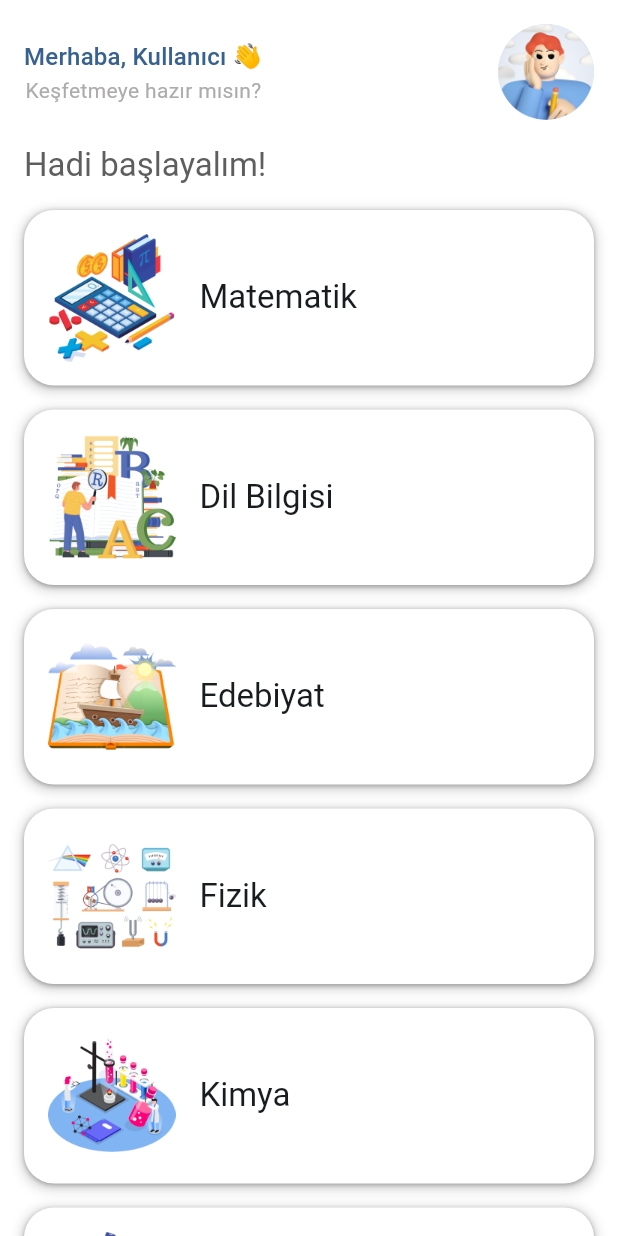
After one commit to Morteza-Rezaei/quizify, a Flutter app: the HomeScreen screen opened directly, on a phone screen of 412 x 824 dp. The commit adds this screen. Run offline on Flutter 3.47's test engine with Material 3 defaults, Android fonts, the phone set to English and light mode, and no system bars; our stand-ins replace dots_indicator, firebase_core, flutter_bloc, google_fonts, shared_preferences; accounts and stored records are empty.

Commit message:
done: Home page ui is done

```diff
--- a/lib/constants/values/colors/app_colors.dart
+++ b/lib/constants/values/colors/app_colors.dart
@@ -3,6 +3,7 @@ import 'package:flutter/material.dart';
 
 class AppColors {
   // neutral colors
+  static const neutral40 = Color(0xFF5F5E5E);
   static const neutral50 = Color(0xFF787777);
   static const neutral70 = Color(0xFFADABAB);
 
--- /dev/null
+++ b/lib/constants/values/paths/home_paths.dart
@@ -0,0 +1,3 @@
+class HomePaths {
+  static const String avatar = 'assets/images/avatar.png';
+}
--- /dev/null
+++ b/lib/constants/values/strings/home_text.dart
@@ -0,0 +1,6 @@
+class HomeText {
+  static const String userName = "Kullanıcı";
+  static const String title = "Merhaba, $userName 👋";
+  static const String description = "Keşfetmeye hazır mısın?";
+  static const String subjectTitle = "Hadi başlayalım!";
+}
--- /dev/null
+++ b/lib/data/subject_data.dart
@@ -0,0 +1,44 @@
+import 'package:quizify/data/models/subject_model.dart';
+
+List<Subject> subjects = [
+  Subject(
+    name: "Matematik",
+    imagePath: 'assets/images/ders_matematik.png',
+    topics: ["Topic 1", "Topic 2", "Topic 3"],
+  ),
+  Subject(
+    name: "Dil Bilgisi",
+    imagePath: 'assets/images/ders_dil_bilgisi.png',
+    topics: ["Topic 1", "Topic 2", "Topic 3"],
+  ),
+  Subject(
+    name: "Edebiyat",
+    imagePath: 'assets/images/ders_edebiyat.png',
+    topics: ["Topic 1", "Topic 2", "Topic 3"],
+  ),
+  Subject(
+    name: "Fizik",
+    imagePath: 'assets/images/ders_fizik.png',
+    topics: ["Topic 1", "Topic 2", "Topic 3"],
+  ),
+  Subject(
+    name: "Kimya",
+    imagePath: 'assets/images/ders_kimya.png',
+    topics: ["Topic 1", "Topic 2", "Topic 3"],
+  ),
+  Subject(
+    name: "Biyoloji",
+    imagePath: 'assets/images/ders_biyoloji.png',
+    topics: ["Topic 1", "Topic 2", "Topic 3"],
+  ),
+  Subject(
+    name: "Tarih",
+    imagePath: 'assets/images/ders_tarih.png',
+    topics: ["Topic 1", "Topic 2", "Topic 3"],
+  ),
+  Subject(
+    name: "Coğrafya",
+    imagePath: 'assets/images/ders_coğrafya.png',
+    topics: ["Topic 1", "Topic 2", "Topic 3"],
+  ),
+];
--- a/lib/main.dart
+++ b/lib/main.dart
@@ -4,6 +4,7 @@ import 'package:flutter_bloc/flutter_bloc.dart';
 import 'package:quizify/blocs/bloc_providers.dart';
 import 'package:quizify/constants/theme/theme.dart';
 import 'package:quizify/global.dart';
+import 'package:quizify/screens/home/home_screen.dart';
 import 'package:quizify/screens/landing/landing_screen.dart';
 import 'package:quizify/screens/sign_in/sign_in_screen.dart';
 import 'package:quizify/utils/util.dart';
@@ -50,8 +51,7 @@ class MyApp extends StatelessWidget {
       initialScreen = const LandingScreen();
     } else if (isLoggedIn) {
       // If the user is logged in, go to the app home screen
-      // for now we will use the sign in screen
-      initialScreen = const SignInScreen();
+      initialScreen = const HomeScreen();
     } else {
       // If the user is not logged in, go to the sign-in screen
       initialScreen = const SignInScreen();
--- /dev/null
+++ b/lib/screens/home/home_screen.dart
@@ -0,0 +1,38 @@
+import 'package:flutter/material.dart';
+import 'package:quizify/data/subject_data.dart';
+import 'package:quizify/widgets/home_widgets.dart';
+
+class HomeScreen extends StatefulWidget {
+  const HomeScreen({super.key});
+
+  @override
+  State<HomeScreen> createState() => _HomeScreenState();
+}
+
+class _HomeScreenState extends State<HomeScreen> {
+  @override
+  Widget build(BuildContext context) {
+    return Scaffold(
+      body: SafeArea(
+        child: Column(
+          children: [
+            // the header elements of the home screen (title, description, avatar)
+            homeScreenHeader(context: context),
+            // show the list of subjects
+            Expanded(
+              child: ListView.builder(
+                itemCount: subjects.length,
+                itemBuilder: (BuildContext context, int index) {
+                  return subjectCard(
+                    context: context,
+                    subject: subjects[index],
+                  );
+                },
+              ),
+            ),
+          ],
+        ),
+      ),
+    );
+  }
+}
--- /dev/null
+++ b/lib/widgets/home_widgets.dart
@@ -0,0 +1,130 @@
+import 'package:flutter/material.dart';
+import 'package:quizify/constants/padding/paddings.dart';
+import 'package:quizify/constants/values/colors/app_colors.dart';
+import 'package:quizify/constants/values/paths/home_paths.dart';
+import 'package:quizify/constants/values/strings/home_text.dart';
+import 'package:quizify/data/models/subject_model.dart';
+import 'package:quizify/screens/quiz/quiz_screen_topics.dart';
+import 'package:quizify/widgets/shadow_widgets.dart';
+
+// the header Widgets for the home screen
+Widget homeScreenHeader({
+  required BuildContext context,
+}) {
+  return Container(
+    padding: const EdgeInsets.only(
+      left: kDefaultPadding,
+      right: kDefaultPadding,
+      top: kDefaultPadding,
+    ),
+    child: Column(
+      children: [
+        Row(
+          mainAxisAlignment: MainAxisAlignment.spaceBetween,
+          children: [
+            Column(
+              children: [
+                Text(
+                  HomeText.title,
+                  style: Theme.of(context).textTheme.titleMedium!.copyWith(
+                        color: AppColors.primary,
+                      ),
+                ),
+                Text(
+                  HomeText.description,
+                  style: Theme.of(context).textTheme.bodyMedium!.copyWith(
+                        color: AppColors.neutral70,
+                      ),
+                ),
+              ],
+            ),
+            GestureDetector(
+              onTap: () {
+                // Todo: navigate to the profile screen
+              },
+              child: const CircleAvatar(
+                radius: kDefaultPadding * 2,
+                backgroundImage: AssetImage(
+                  HomePaths.avatar,
+                ),
+              ),
+            ),
+          ],
+        ),
+        Padding(
+          padding: const EdgeInsets.only(
+            top: kVericalPadding,
+            bottom: kVericalPadding / 2,
+          ),
+          child: Row(
+            mainAxisAlignment: MainAxisAlignment.start,
+            children: [
+              Text(
+                HomeText.subjectTitle,
+                style: Theme.of(context).textTheme.titleLarge!.copyWith(
+                      color: AppColors.neutral40,
+                    ),
+              ),
+            ],
+          ),
+        ),
+      ],
+    ),
+  );
+}
+
+// the subject card for the home screen
+Widget subjectCard({
+  required BuildContext context,
+  required Subject subject,
+}) {
+  return GestureDetector(
+    onTap: () {
+      // Navigate to the quiz screen : first page selecting topics
+      Navigator.push(
+        context,
+        MaterialPageRoute(
+          builder: (context) => QuizScreenTopicsScreen(subject: subject),
+        ),
+      );
+    },
+    child: Container(
+      margin: const EdgeInsets.symmetric(
+        vertical: kInBetweenSpacing,
+        horizontal: kHorizontalPadding,
+      ),
+      padding: const EdgeInsets.all(kDefaultPadding),
+      // shadow and decoration
+      decoration: BoxDecoration(
+        color: Colors.white,
+        borderRadius: BorderRadius.circular(20),
+        boxShadow: AppShadows.bigCardShadows,
+      ),
+      child: Row(
+        children: [
+          Container(
+            margin: const EdgeInsets.only(
+              right: kDefaultPadding,
+            ),
+            // image
+            height: 85,
+            width: 85,
+            decoration: BoxDecoration(
+              image: DecorationImage(
+                image: AssetImage(
+                  subject.imagePath,
+                ),
+                fit: BoxFit.contain,
+              ),
+            ),
+          ),
+          // card title
+          Text(
+            subject.name,
+            style: Theme.of(context).textTheme.titleLarge,
+          ),
+        ],
+      ),
+    ),
+  );
+}
```
Also changed, not shown: lib/data/models/subject_model.dart (added, +11 -0 lines), lib/screens/quiz/quiz_screen_topics.dart (added, +34 -0 lines), lib/screens/sign_in/sign_in_screen.dart (+17 -3 lines), lib/widgets/shadow_widgets.dart (added, +19 -0 lines), assets/images/avatar.png (added), assets/images/ders_biyoloji.png (added), assets/images/ders_coğrafya.png (added), assets/images/ders_dil_bilgisi.png (added), assets/images/ders_edebiyat.png (added), assets/images/ders_fizik.png (added), assets/images/ders_kimya.png (added), assets/images/ders_matematik.png (added), assets/images/ders_tarih.png (added).
